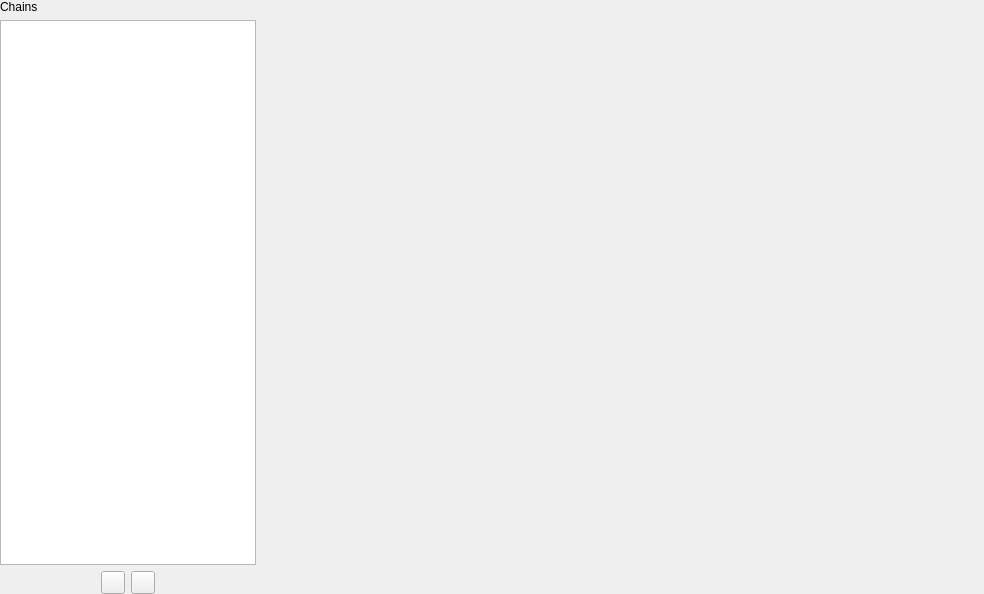
Qv2ray/Qv2ray, file src/ui/widgets/complex/ChainEditorWidget.ui: the form before one commit.
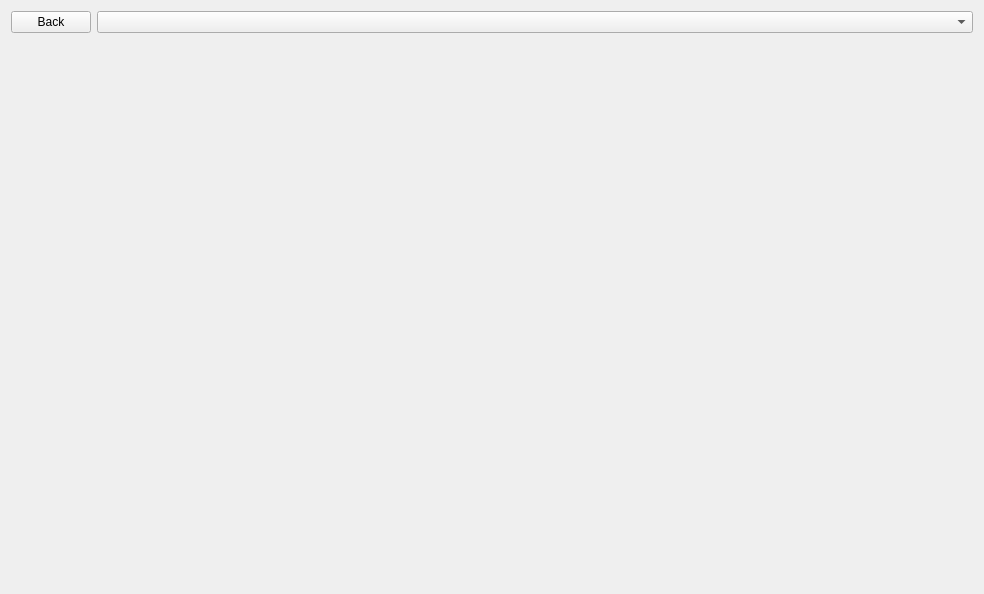
The form after the commit. Icons and pictures are not drawn.

Commit message: add: added ChainWidget components

Patch:
```diff
--- a/src/ui/widgets/complex/ChainEditorWidget.ui
+++ b/src/ui/widgets/complex/ChainEditorWidget.ui
@@ -13,82 +13,18 @@
   <property name="windowTitle">
    <string>Form</string>
   </property>
-  <layout class="QHBoxLayout" name="horizontalLayout_2" stretch="0,1">
-   <property name="leftMargin">
-    <number>0</number>
-   </property>
-   <property name="topMargin">
-    <number>0</number>
-   </property>
-   <property name="rightMargin">
-    <number>0</number>
-   </property>
-   <property name="bottomMargin">
-    <number>0</number>
-   </property>
+  <layout class="QVBoxLayout" name="verticalLayout" stretch="0,1">
    <item>
-    <layout class="QVBoxLayout" name="verticalLayout">
+    <layout class="QHBoxLayout" name="horizontalLayout" stretch="0,1">
      <item>
-      <widget class="QLabel" name="label">
+      <widget class="QPushButton" name="pushButton">
        <property name="text">
-        <string>Chains</string>
+        <string>Back</string>
        </property>
       </widget>
      </item>
      <item>
-      <widget class="QListWidget" name="chainList"/>
-     </item>
-     <item>
-      <layout class="QHBoxLayout" name="horizontalLayout">
-       <item>
-        <spacer name="horizontalSpacer">
-         <property name="orientation">
-          <enum>Qt::Horizontal</enum>
-         </property>
-         <property name="sizeHint" stdset="0">
-          <size>
-           <width>40</width>
-           <height>20</height>
-          </size>
-         </property>
-        </spacer>
-       </item>
-       <item>
-        <widget class="QToolButton" name="toolButton">
-         <property name="text">
-          <string/>
-         </property>
-         <property name="icon">
-          <iconset resource="../../../../resources.new.qrc">
-           <normaloff>:/assets/icons/ui_light/add.svg</normaloff>:/assets/icons/ui_light/add.svg</iconset>
-         </property>
-        </widget>
-       </item>
-       <item>
-        <widget class="QToolButton" name="toolButton_2">
-         <property name="text">
-          <string/>
-         </property>
-         <property name="icon">
-          <iconset resource="../../../../resources.new.qrc">
-           <normaloff>:/assets/icons/ui_light/minus.svg</normaloff>:/assets/icons/ui_light/minus.svg</iconset>
-         </property>
-        </widget>
-       </item>
-       <item>
-        <spacer name="horizontalSpacer_2">
-         <property name="orientation">
-          <enum>Qt::Horizontal</enum>
-         </property>
-         <property name="sizeHint" stdset="0">
-          <size>
-           <width>40</width>
-           <height>20</height>
-          </size>
-         </property>
-        </spacer>
-       </item>
-      </layout>
+      <widget class="QComboBox" name="chainComboBox"/>
      </item>
     </layout>
    </item>
```
Left out of the diff: 4 changed lines with no effect on the pictures. The commit also changes 19 other files.
